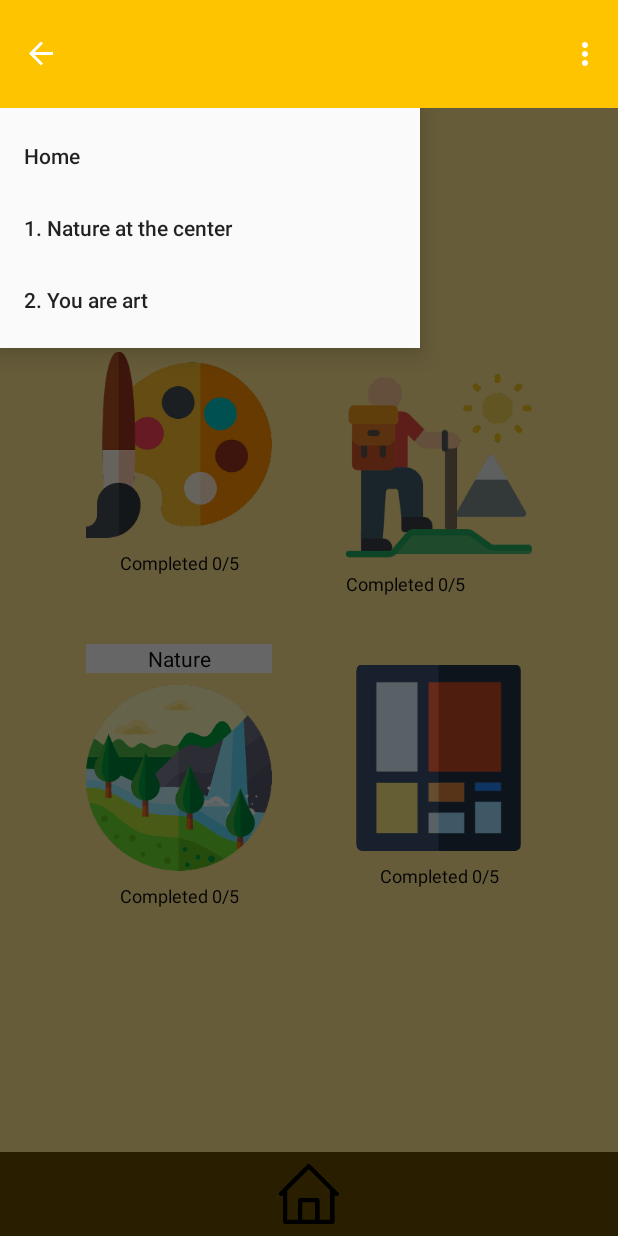
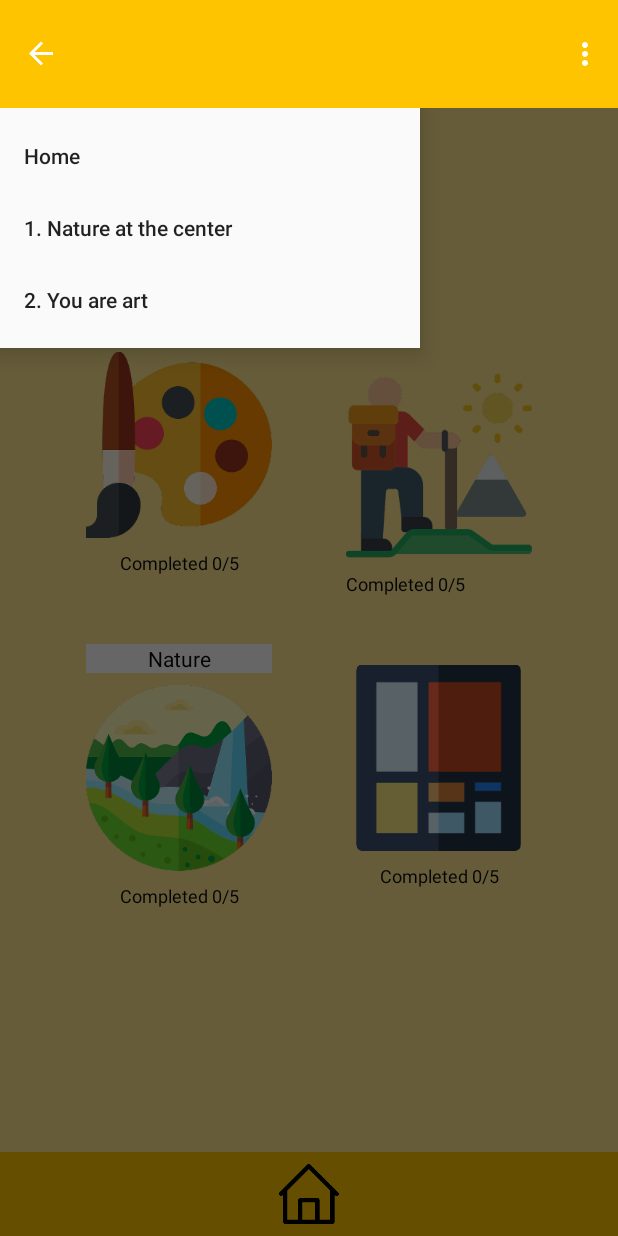
Before and after one commit to cawoolf/ConnectionWithBeing_Final, an Android app: the screen it shows after launch (MainActivity), with the side drawer open, on a phone screen of 412 x 824 dp. Run offline under Robolectric (Android 15) with nearby library versions, the phone set to English and light mode, and no system bars.

Commit message:
Fragment Transaction updates

```diff
--- a/app/src/main/AndroidManifest.xml
+++ b/app/src/main/AndroidManifest.xml
@@ -7,7 +7,7 @@
         android:icon="@mipmap/ic_launcher"
         android:roundIcon="@mipmap/ic_launcher_round"
         android:supportsRtl="true"
-        android:label=""
+        android:label="Connection With Being"
         android:theme="@style/AppTheme"
         android:screenOrientation="portrait"
         >
--- a/app/src/main/java/com/example/connectionwithbeing/Exercise1Fragment.java
+++ b/app/src/main/java/com/example/connectionwithbeing/Exercise1Fragment.java
@@ -1,7 +1,6 @@
 package com.example.connectionwithbeing;
 
 
-import android.app.Fragment;
 import android.content.Intent;
 import android.graphics.Color;
 import android.os.Bundle;
@@ -10,6 +9,8 @@ import android.view.View;
 import android.view.ViewGroup;
 import android.widget.Button;
 import android.widget.ImageView;
+
+import androidx.fragment.app.Fragment;
 
 import com.sarnava.textwriter.TextWriter;
 
--- a/app/src/main/java/com/example/connectionwithbeing/MainActivity.java
+++ b/app/src/main/java/com/example/connectionwithbeing/MainActivity.java
@@ -1,19 +1,23 @@
 package com.example.connectionwithbeing;
 
 import android.app.Fragment;
-import android.app.FragmentManager;
-import android.app.FragmentTransaction;
+
 import android.content.SharedPreferences;
 import android.graphics.drawable.ColorDrawable;
+import android.media.Image;
 import android.os.Bundle;
 import android.view.Menu;
 import android.view.MenuItem;
+import android.view.View;
+import android.widget.ImageView;
+import android.widget.LinearLayout;
 import android.widget.Toast;
 
 import androidx.annotation.NonNull;
 import androidx.appcompat.app.ActionBarDrawerToggle;
 import androidx.appcompat.app.AppCompatActivity;
 import androidx.drawerlayout.widget.DrawerLayout;
+import androidx.fragment.app.FragmentTransaction;
 
 import com.google.android.material.navigation.NavigationView;
 
@@ -21,6 +25,8 @@ public class MainActivity extends AppCompatActivity implements NavigationView.On
 
     private DrawerLayout mDrawerLayout;
     private ActionBarDrawerToggle mToggle;
+    private LinearLayout mLinearLayout;
+    private ImageView mImageView;
 
     //Shared Preferences
     public SharedPreferences mSharedPreferences;
@@ -37,26 +43,50 @@ public class MainActivity extends AppCompatActivity implements NavigationView.On
     protected void onCreate(Bundle savedInstanceState) {
         super.onCreate(savedInstanceState);
         setContentView(R.layout.activity_nav_drawer);
-        mDrawerLayout = (DrawerLayout) findViewById(R.id.drawer);
-        mToggle = new ActionBarDrawerToggle(this, mDrawerLayout,R.string.open, R.string.close);
+
+        mLinearLayout = findViewById(R.id.bottomHomeButtonBar); //Used for controlling the functionality of the bottom home button.
+        mImageView = findViewById(R.id.bottomHomeButton); //The actual button itself.
+
 //        mSharedPreferences = getSharedPreferences()
 
-//       Listens to the toggle button, which is the hamburger for the nav menu?
-        mDrawerLayout.addDrawerListener(mToggle);
+        //Action bar settings.
+        getSupportActionBar().setDisplayHomeAsUpEnabled(true); // Adds functionality back button
+        getSupportActionBar().setElevation(0); //Removes shadow on action bar
+        getSupportActionBar().setTitle(""); //Sets the title to be blank on create.
+
+        //Navigation View Settings
+        NavigationView navigationView = (NavigationView) findViewById(R.id.navView);
+        navigationView.setNavigationItemSelectedListener(this); // Activates the onNavItemSelected to make the items work.
+
+        //Creates the actuall menu functionality.
+        mDrawerLayout = (DrawerLayout) findViewById(R.id.drawer);
+        mToggle = new ActionBarDrawerToggle(this, mDrawerLayout,R.string.open, R.string.close); //The toggle is the hamburger.
+
+        mDrawerLayout.addDrawerListener(mToggle); // Listens to the toggle button, which is the hamburger for the nav menu?
         mToggle.syncState();
 
+        mDrawerLayout.closeDrawers();
 
-//        Adds functionality back button
-        getSupportActionBar().setDisplayHomeAsUpEnabled(true);
-        getSupportActionBar().setElevation(0);
-
-        NavigationView navigationView = (NavigationView) findViewById(R.id.navView);
-//        Activates the onNavItemSelected to make the items work.
-        navigationView.setNavigationItemSelectedListener(this);
+        //Starts the Home Fragment
+        final FragmentTransaction mFragmentTransaction = getSupportFragmentManager().beginTransaction();
+        mFragmentTransaction.add(R.id.frameLayout, new HomeFragment());
+        mFragmentTransaction.commit();
 
 
-        loadFragment(new HomeFragment());
-        mDrawerLayout.closeDrawers();
+        //Provides the functionality for the bottom home button.
+        mImageView.setOnClickListener(new View.OnClickListener() {
+            @Override
+            public void onClick(View v) {
+
+                FragmentTransaction home = getSupportFragmentManager().beginTransaction();
+                home.add(R.id.frameLayout, new HomeFragment());
+                home.commit();
+
+                changeActionBarColor(R.color.homeScreenActionbarColor);
+                mLinearLayout.setBackgroundColor(getResources().getColor(R.color.homeScreenActionbarColor));
+
+            }
+        });
 
     }
 
@@ -97,25 +127,32 @@ public class MainActivity extends AppCompatActivity implements NavigationView.On
 
 
         if(id == R.id.home) {
-            Toast.makeText(this, "Home item clicked", Toast.LENGTH_SHORT).show();
-            loadFragment(new HomeFragment());
+
+//            loadFragment(new HomeFragment());
+
             changeActionBarColor(R.color.homeScreenActionbarColor);
+            mLinearLayout.setBackgroundColor(getResources().getColor(R.color.homeScreenActionbarColor));
 
             mDrawerLayout.closeDrawers();
         }
+
         if(id == R.id.first_fragment_menu){
-//            Toast.makeText(this, "First Fragment Clicked", Toast.LENGTH_SHORT).show();
-            loadFragment(new Exercise1Fragment());
 
+//            loadFragment(new Exercise1Fragment());
 
             changeActionBarColor(R.color.AE1_actionBarBackgroundColor);
+
+            mLinearLayout.setBackgroundColor(getResources().getColor(R.color.AE1_actionBarBackgroundColor));
+
             mDrawerLayout.closeDrawers();
         }
 
         if(id == R.id.second_fragment_menu) {
-            Toast.makeText(this, "Second Fragment Clicked", Toast.LENGTH_SHORT).show();
-            loadFragment(new Exercise2Fragment());
+
+//            loadFragment(new Exercise2Fragment());
+
             changeActionBarColor(R.color.AE2_actionBarBackgroundColor);
+            mLinearLayout.setBackgroundColor(getResources().getColor(R.color.AE2_actionBarBackgroundColor));
 
             mDrawerLayout.closeDrawers();
         }
@@ -125,16 +162,11 @@ public class MainActivity extends AppCompatActivity implements NavigationView.On
 
 
     private void loadFragment(Fragment fragment) {
-// create a FragmentManager
-        FragmentManager fm = getFragmentManager();
-// create a FragmentTransaction to begin the transaction and replace the Fragment
-        FragmentTransaction fragmentTransaction = fm.beginTransaction();
-// replace the FrameLayout with new Fragment
-        fragmentTransaction.replace(R.id.frameLayout, fragment);
-        fragmentTransaction.commit(); // save the changes
+
     }
 
     public void changeActionBarColor(int color) {
         getSupportActionBar().setBackgroundDrawable(new ColorDrawable(getResources().getColor(color)));
     }
+
 }
--- a/app/src/main/res/layout/activity_nav_drawer.xml
+++ b/app/src/main/res/layout/activity_nav_drawer.xml
@@ -9,29 +9,32 @@
     >
 
     <LinearLayout
-        android:gravity="bottom"
-        android:layout_width="wrap_content"
+       android:gravity="bottom"
+        android:layout_width="match_parent"
         android:layout_height="wrap_content"
         android:orientation="vertical"
+        android:background="@color/homeScreenActionbarColor"
+        android:id="@+id/bottomHomeButtonBar"
 
         >
 
-        <ImageView
-            android:layout_width="match_parent"
-            android:padding="8dp"
-            android:layout_height="56dp"
-            android:background="@color/homeScreenActionbarColor"
-            app:srcCompat="@drawable/home"
-            android:layout_gravity="center"/>
-
-    </LinearLayout>
-
         <FrameLayout
+            android:layout_marginTop="56dp"
             android:id="@+id/frameLayout"
             android:layout_width="match_parent"
             android:layout_height="match_parent"
-            android:layout_marginBottom="56dp"
+
             />
+
+        <ImageView
+            android:id="@+id/bottomHomeButton"
+            android:layout_width="85dp"
+            android:layout_height="56dp"
+            android:layout_gravity="center"
+            android:padding="8dp"
+            app:srcCompat="@drawable/home" />
+    </LinearLayout>
+
 
     <com.google.android.material.navigation.NavigationView
         android:id="@+id/navView"
--- a/app/src/main/res/layout/exercise1_fragment.xml
+++ b/app/src/main/res/layout/exercise1_fragment.xml
@@ -5,15 +5,17 @@
     android:layout_width="match_parent"
     android:layout_height="match_parent"
     tools:context=".MainActivity"
+    android:background="@color/AE2_actionBarBackgroundColor"
 
     >
 
     <!--TextView and Button displayed in First Fragment -->
 
     <ImageView
+        android:scaleType="fitXY"
         android:id="@+id/exercise1_header_ImageView"
-        android:layout_width="wrap_content"
-        android:layout_height="wrap_content"
+        android:layout_width="match_parent"
+        android:layout_height="300dp"
         app:srcCompat="@drawable/naturewalk_flat"
         android:layout_marginTop="36dp"
         app:layout_constraintTop_toTopOf="parent"
```
Also changed, not shown: app/src/main/java/com/example/connectionwithbeing/HomeFragment.java (+25 -3 lines).
